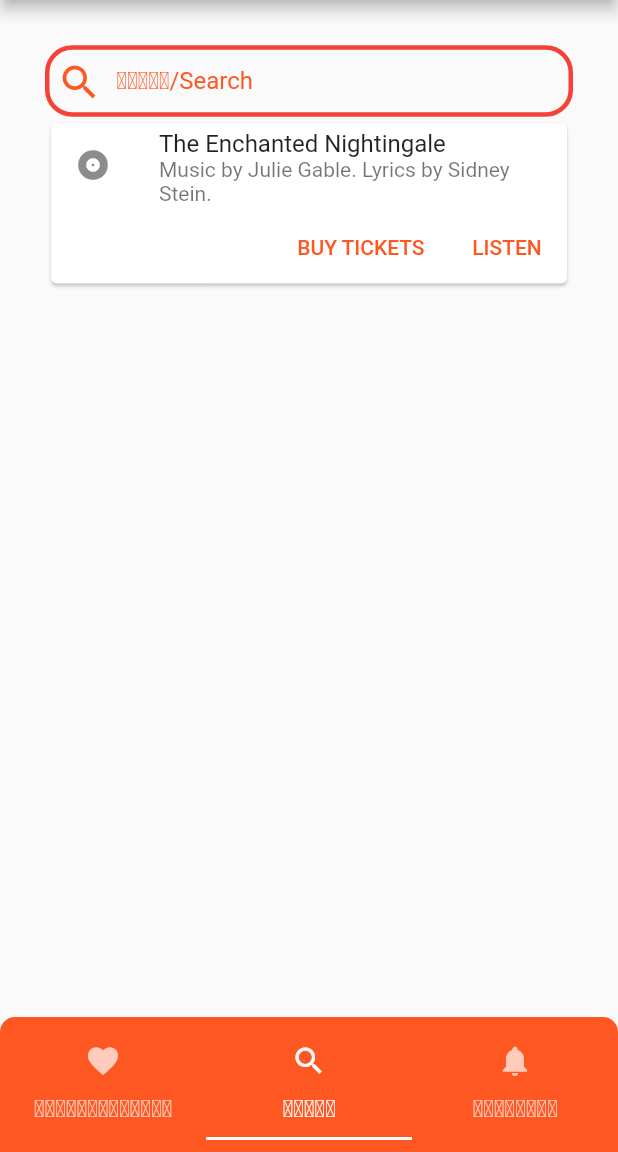
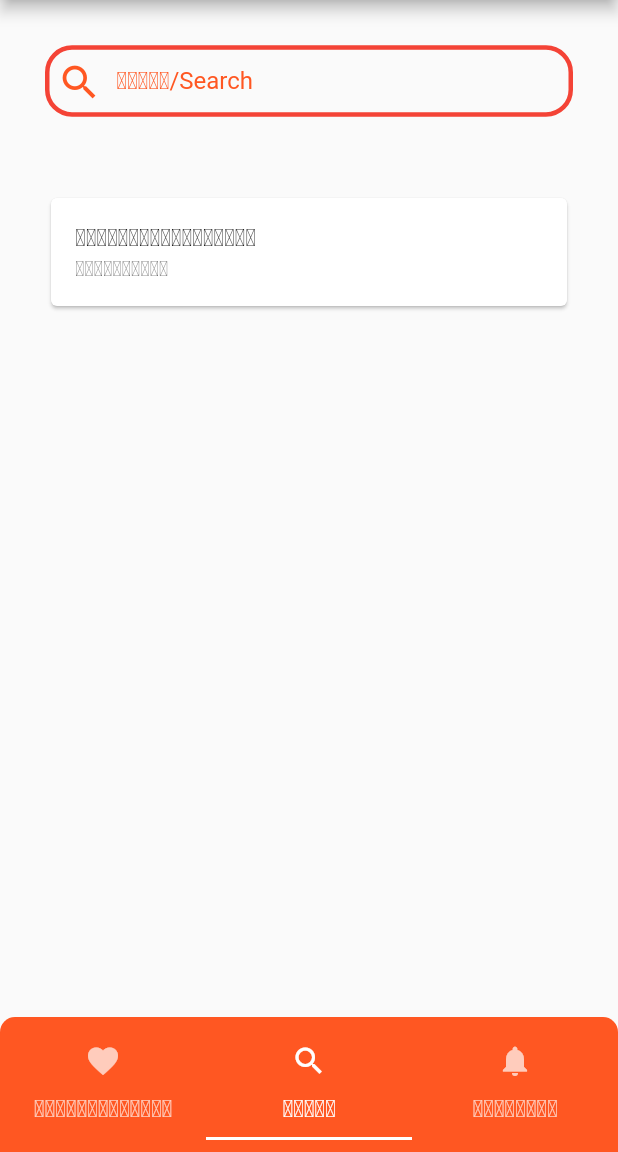
Before and after one commit to govindaghr/zhebsa_assistant, a Flutter app: the screen it shows after launch, on a phone screen of 412 x 824 dp, the part 84-1236 px from its top. Run offline on Flutter 3.47's test engine with Material 2 defaults, Android fonts, the phone set to English and light mode, and no system bars; drawn by our look-alikes of flutter_switch; our stand-ins replace get.

Commit message:
Zhebsa of the day templated

```diff
--- a/lib/pages/search_icon.dart
+++ b/lib/pages/search_icon.dart
@@ -51,17 +51,20 @@ class SearchIcon extends StatelessWidget {
                   ),
                 ),
               ),
+              const Padding(
+                padding: EdgeInsets.fromLTRB(0, 50, 0, 0),
+              ),
               Card(
                 child: Column(
                   mainAxisSize: MainAxisSize.min,
-                  children: <Widget>[
-                    const ListTile(
-                      leading: Icon(Icons.album),
-                      title: Text('The Enchanted Nightingale'),
-                      subtitle:
-                          Text('Music by Julie Gable. Lyrics by Sidney Stein.'),
+                  children: const <Widget>[
+                    ListTile(
+                      // leading: Icon(Icons.album),
+                      title: Text('ཉིནམ་འདི་གི་ཞེ་ས།'),
+                      subtitle: Text('ཞེ་སའི་ཚིག'),
                     ),
-                    Row(
+
+                    /*  Row(
                       mainAxisAlignment: MainAxisAlignment.end,
                       children: <Widget>[
                         TextButton(
@@ -75,7 +78,7 @@ class SearchIcon extends StatelessWidget {
                         ),
                         const SizedBox(width: 8),
                       ],
-                    ),
+                    ), */
                   ],
                 ),
               ),
```
